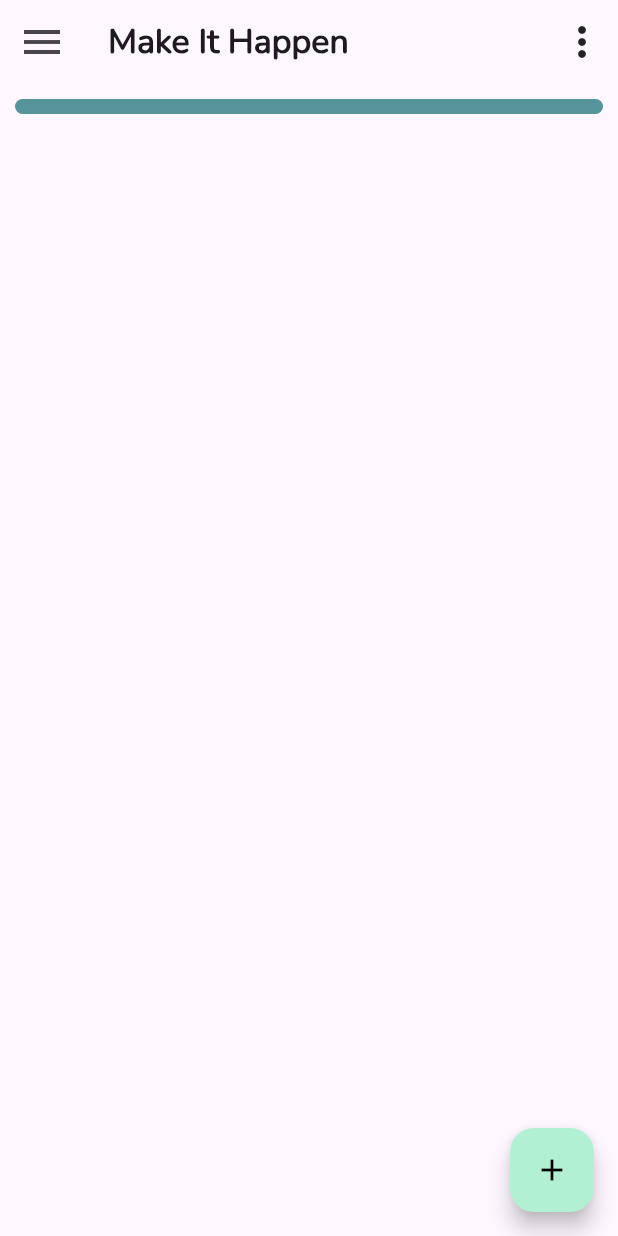
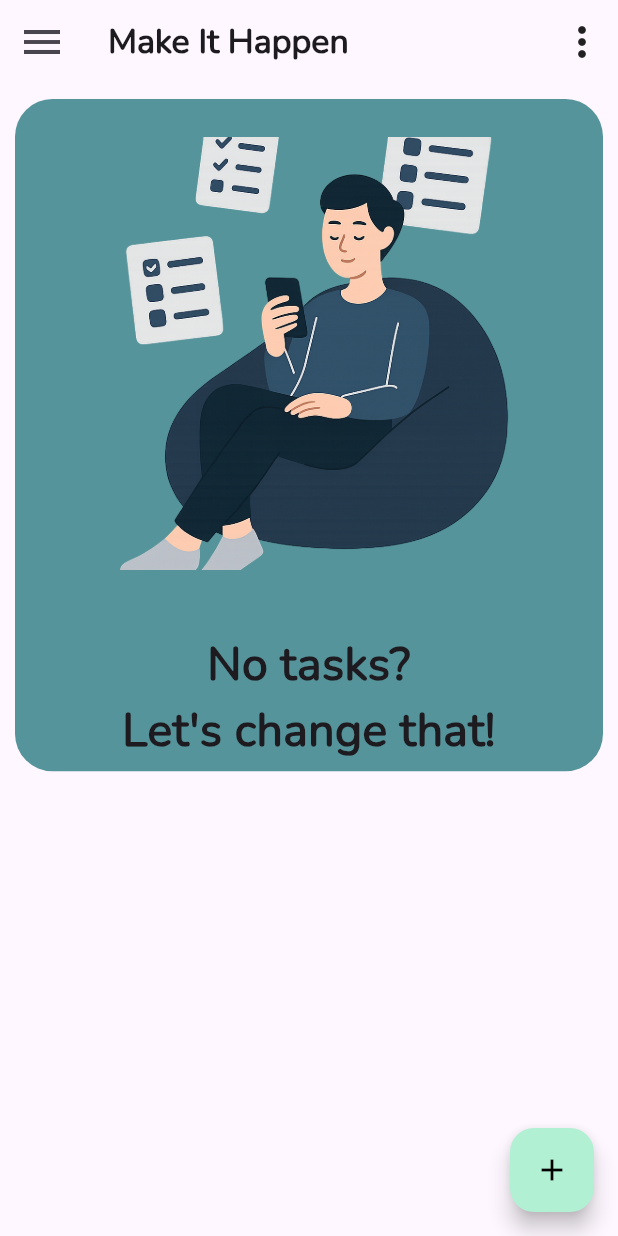
Before and after one commit to marwan0-0n/taska, a Flutter app: the HomePage screen opened by its route, on a phone screen of 412 x 824 dp. Run offline on Flutter 3.47's test engine with Material 3 defaults, Android fonts, the phone set to English and light mode, and no system bars; our stand-ins replace awesome_dialog, cloud_firestore, firebase_auth, firebase_core, flutter_spinkit, google_sign_in; accounts and stored records are empty.

Commit message:
empty list added and task deletion

```diff
--- a/lib/home_page.dart
+++ b/lib/home_page.dart
@@ -37,6 +37,7 @@ class _HomePageState extends State<HomePage> {
   @override
   Widget build(BuildContext context) {
     double screenHeight = MediaQuery.of(context).size.height;
+    double screenWidth = MediaQuery.of(context).size.width;
 
     return Scaffold(
       floatingActionButton: FloatingActionButton(
@@ -102,7 +103,32 @@ class _HomePageState extends State<HomePage> {
                       borderRadius: BorderRadius.circular(25),
                       color: const Color(0xff55949b),
                     ),
-                    child: ListView.builder(
+                    child: tasks.isEmpty
+                        ? Column(
+                            children: [
+                              Container(
+                                padding: EdgeInsets.all(screenWidth * 0.05),
+                                margin: EdgeInsets.only(
+                                  bottom: screenWidth * 0.05,
+                                ),
+                                width: screenWidth,
+                                height: screenHeight * 0.4,
+                                child: Image.asset(
+                                  "assets/images/empty_list.png",
+                                  fit: BoxFit.cover,
+                                ),
+                              ),
+                              Text(
+                                "No tasks?\nLet's change that!",
+                                textAlign: TextAlign.center,
+                                style: TextStyle(
+                                  fontWeight: FontWeight.bold,
+                                  fontSize: screenWidth * 0.075,
+                                ),
+                              ),
+                            ],
+                          )
+                        : ListView.builder(
                             physics: const ScrollPhysics(
                               parent: NeverScrollableScrollPhysics(),
                             ),
@@ -115,6 +141,23 @@ class _HomePageState extends State<HomePage> {
                                   color: Colors.white,
                                   fontWeight: FontWeight.bold,
                                 ),
+                              ),
+                              trailing: PopupMenuButton(
+                                itemBuilder: (context) => [
+                                  PopupMenuItem(
+                                    onTap: () async {
+                                      await FirebaseFirestore.instance
+                                          .collection("tasks")
+                                          .doc(tasks[i].id)
+                                          .delete();
+                                      setState(() {
+                                        tasks.removeAt(i);
+                                        boxStatus.removeAt(i);
+                                      });
+                                    },
+                                    child: const Text("Delete task"),
+                                  ),
+                                ],
                               ),
                               leading: Checkbox(
                                 value: boxStatus[i],
--- a/lib/home_page_components/bottom_sheet.dart
+++ b/lib/home_page_components/bottom_sheet.dart
@@ -15,7 +15,7 @@ class _BottomSheetComponentsState extends State<BottomSheetComponents> {
   GlobalKey<FormState> formState = GlobalKey<FormState>();
   CollectionReference tasks = FirebaseFirestore.instance.collection("tasks");
   addTask() async {
-    DocumentReference response = await tasks.add({"name": name.text});
+    await tasks.add({"name": name.text});
   }
 
   @override
@@ -65,9 +65,7 @@ class _BottomSheetComponentsState extends State<BottomSheetComponents> {
                     onTap: () {
                       try {
                         addTask();
-                        Navigator.of(
-                          context,
-                        ).pushNamedAndRemoveUntil("Home", (route) => false);
+                        Navigator.of(context).pushReplacementNamed("Home");
                       } catch (e) {
                         AwesomeDialog(
                           context: context,
```
Also changed, not shown: assets/images/empty_list.png (added). Lines whose indentation alone changed are shown as unchanged.
